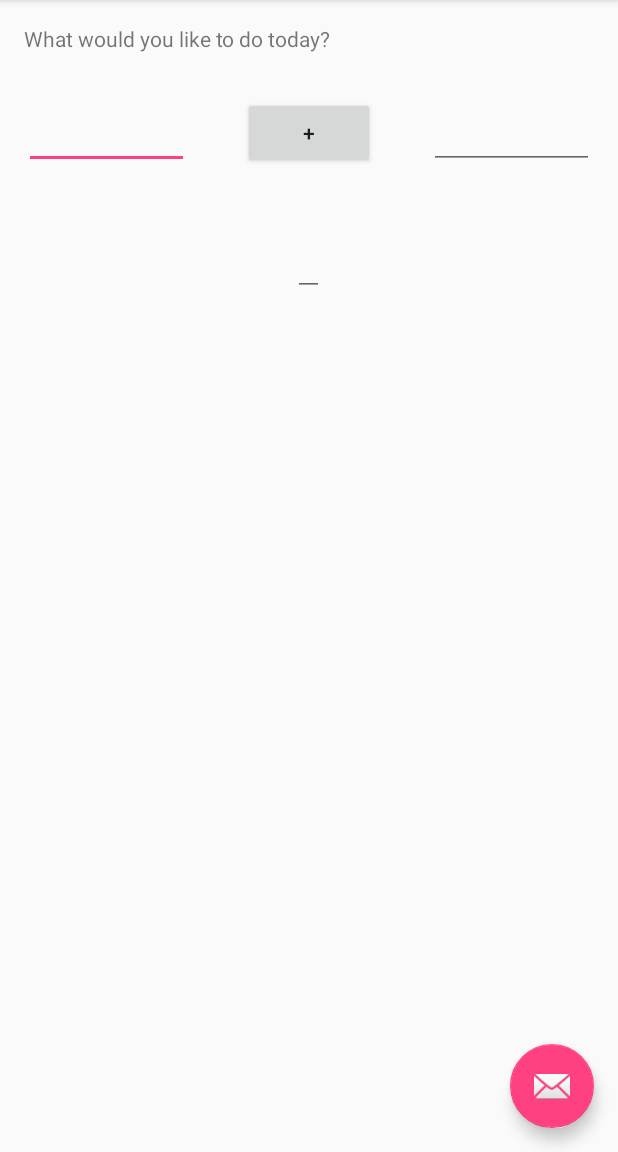
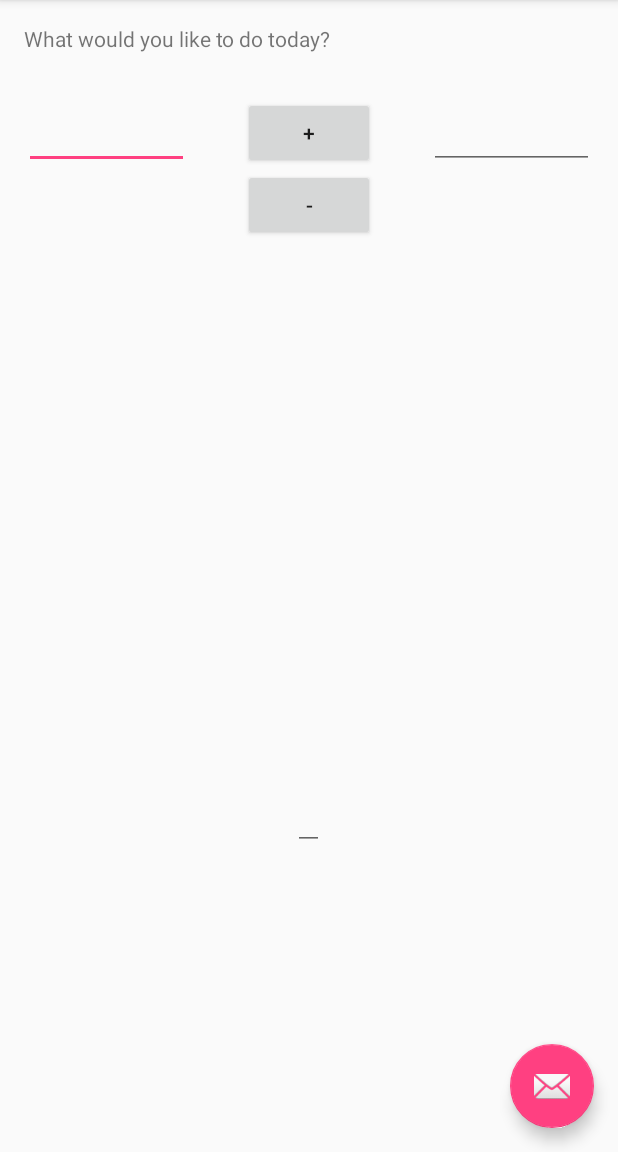
Before and after one commit to hongbo-niu/HWProject, an Android app: the screen it shows after launch (MyActivity), on a phone screen of 412 x 824 dp, the part 84-1236 px from its top. Run offline under Robolectric (Android 15) with nearby library versions, the phone set to English and light mode, and no system bars.

Commit message:
subtract button implemented

```diff
--- a/app/src/main/java/com/practice/f4/hwproject/MyActivity.java
+++ b/app/src/main/java/com/practice/f4/hwproject/MyActivity.java
@@ -51,6 +51,11 @@ public class MyActivity extends AppCompatActivity {
         edTxt3.setText(String.valueOf(val1+val2));
     }
 
+    public void subtract(View v){
+        getNumbers();
+        edTxt3.setText(String.valueOf(val1-val2));
+    }
+
     @Override
     public boolean onOptionsItemSelected(MenuItem item) {
         // Handle action bar item clicks here. The action bar will
--- a/app/src/main/res/layout/content_my.xml
+++ b/app/src/main/res/layout/content_my.xml
@@ -49,7 +49,16 @@
         android:layout_width="wrap_content"
         android:layout_height="wrap_content"
         android:id="@+id/editText3"
+        android:layout_alignParentBottom="true"
+        android:layout_centerHorizontal="true"
+        android:layout_marginBottom="185dp" />
+
+    <Button
+        android:layout_width="wrap_content"
+        android:layout_height="wrap_content"
+        android:text="@string/bt_minus"
+        android:id="@+id/button"
         android:layout_below="@+id/bt_plus"
         android:layout_centerHorizontal="true"
-        android:layout_marginTop="39dp" />
+        android:onClick="subtract"/>
 </RelativeLayout>
--- a/app/src/main/res/values/strings.xml
+++ b/app/src/main/res/values/strings.xml
@@ -3,4 +3,5 @@
     <string name="action_settings">Settings</string>
     <string name="Greeting">What would you like to do today?</string>
     <string name="button_plus">+</string>
+    <string name="bt_minus">-</string>
 </resources>
```
Also changed, not shown: 1 other file.
